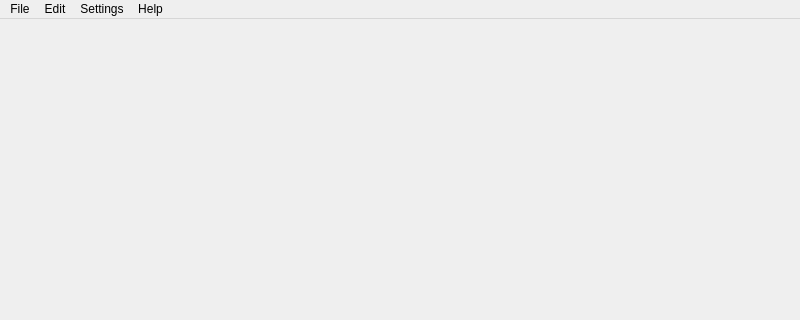
mudrikam/Image-Tea-mini, file gui/main_window.ui: the form before one commit; both pictures show x 0 to 800 and y 0 to 320 of the 800 by 600 pixel window.
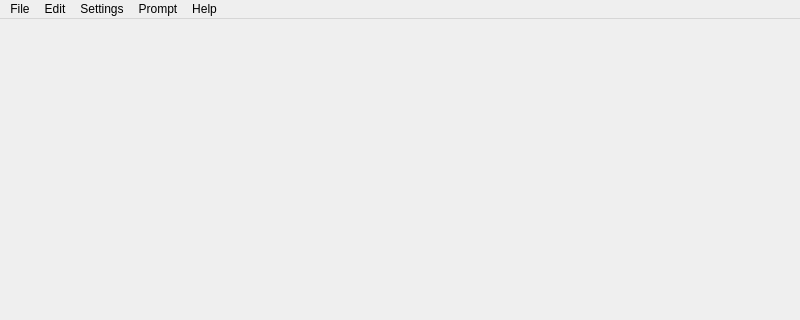
The form after the commit. Icons and pictures are not drawn.

Commit message: Add Prompt menu with actions for default, custom, negative prompts, and preferences

```diff
--- a/gui/main_window.ui
+++ b/gui/main_window.ui
@@ -98,9 +98,21 @@
     <addaction name="actionDonate"/>
     <addaction name="actionAbout_2"/>
    </widget>
+   <widget class="QMenu" name="menuPrompt">
+    <property name="title">
+     <string>Prompt</string>
+    </property>
+    <addaction name="actionDefault_Prompt"/>
+    <addaction name="actionCustom_Prompt"/>
+    <addaction name="actionNegative_Prompt"/>
+    <addaction name="actionMetadata_Prompt_2"/>
+    <addaction name="separator"/>
+    <addaction name="actionPrompt_Preferences"/>
+   </widget>
    <addaction name="menuFile"/>
    <addaction name="menuEdit"/>
    <addaction name="menuSettings"/>
+   <addaction name="menuPrompt"/>
    <addaction name="menuHelp"/>
   </widget>
   <widget class="QStatusBar" name="statusbar">
```
Left out of the diff: 25 changed lines with no effect on the pictures. The commit also changes 1 other file.
